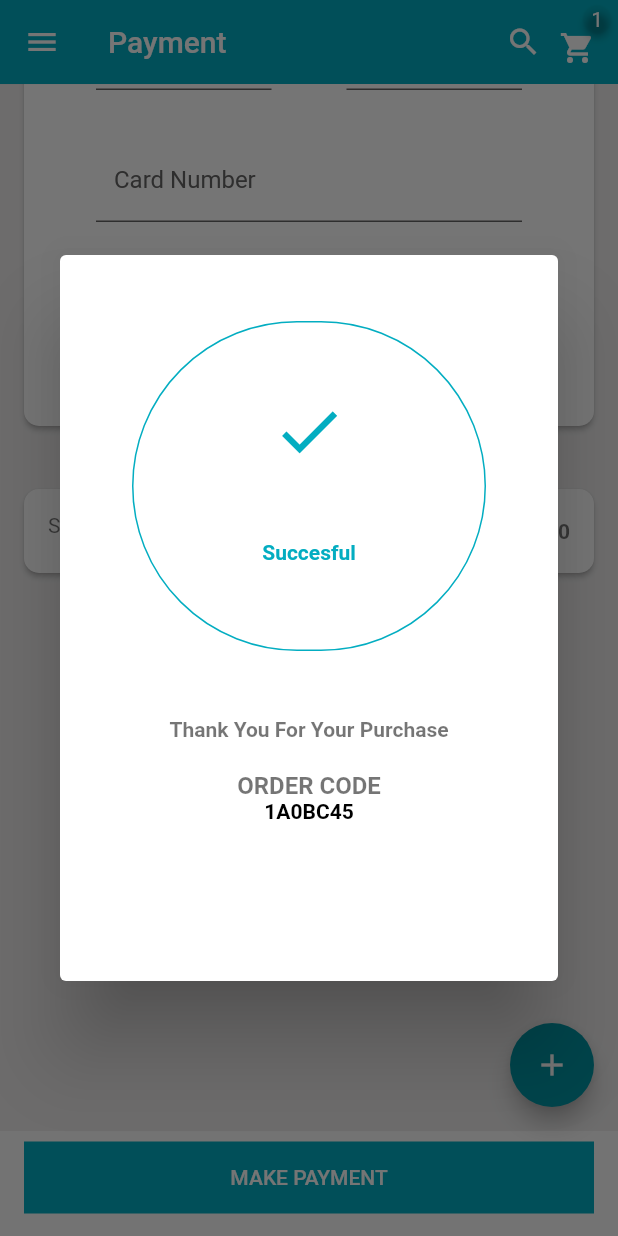
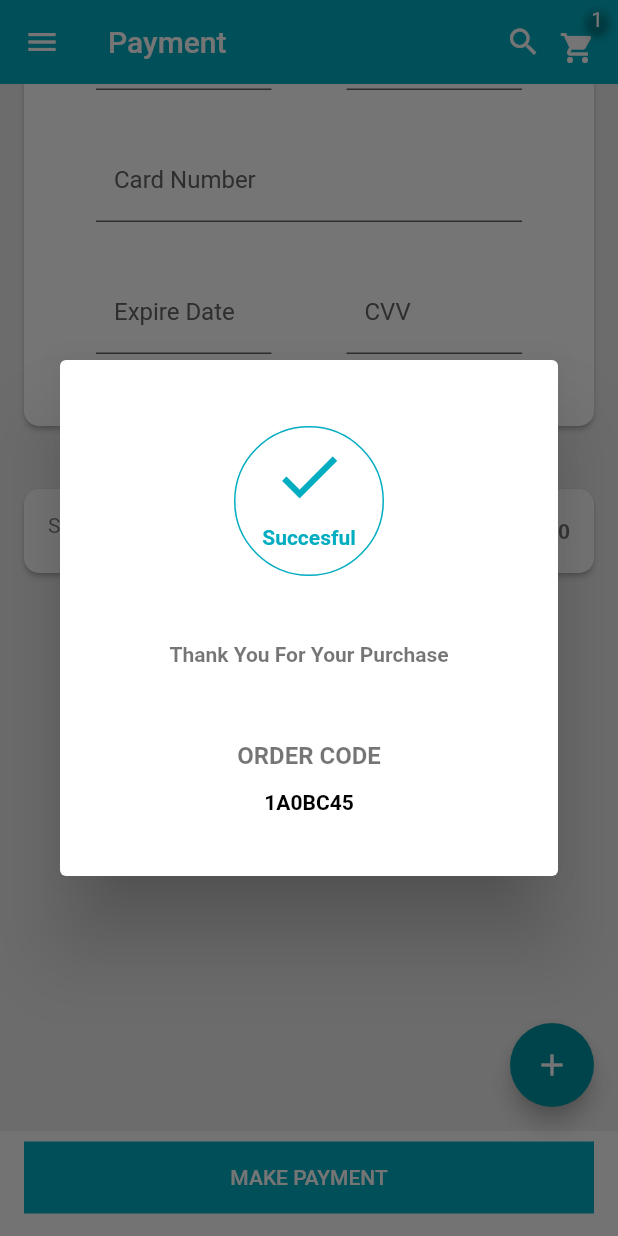
Before and after one commit to Galzysoft/ecomm, a Flutter app: the makepayment screen opened directly, scrolled down 174 dp, after a tap on "MAKE PAYMENT", on a phone screen of 412 x 824 dp. Run offline on Flutter 3.47's test engine with Material 2 defaults, Android fonts, the phone set to English and light mode, and no system bars; drawn by our look-alikes of badges; our stand-ins replace carousel_pro, flutter_rating_bar, flutter_slidable.

Commit message:
ecommerse app with flutter

```diff
--- a/lib/pages/cart.dart
+++ b/lib/pages/cart.dart
@@ -192,7 +192,7 @@ class _cartState extends State<cart> {
                                       ));
                                 },
                                 child: Text(
-                                  "Add to Cart",
+                                  "Make Payment",
                                   style: TextStyle(color: Colors.white),
                                 )),
                           ),
--- a/lib/pages/contact_info.dart
+++ b/lib/pages/contact_info.dart
@@ -50,10 +50,7 @@ class _contactinfoState extends State<contactinfo> {
                 color: Colors.white,
               ),
               onPressed: () {
-                Navigator.push(
-                    context,
-                    new MaterialPageRoute(
-                        builder: (context) => new termsandcondition()));
+
               }),
 
           Container(
--- a/lib/pages/make_payment.dart
+++ b/lib/pages/make_payment.dart
@@ -1,7 +1,6 @@
 import 'package:badges/badges.dart';
 import 'package:ecomm_test_app/body_elements/cardpayments.dart';
 import 'package:ecomm_test_app/body_elements/drawer.dart';
-import 'package:ecomm_test_app/pages/terms_and_Conditon.dart';
 import 'package:flutter/material.dart';
 
 import 'cart.dart';
@@ -48,12 +47,7 @@ class _makepaymentState extends State<makepayment> {
                   Icons.search,
                   color: Colors.white,
                 ),
-                onPressed: () {
-                  Navigator.push(
-                      context,
-                      new MaterialPageRoute(
-                          builder: (context) => new termsandcondition()));
-                }),
+                onPressed: () {}),
 
             Container(
               margin: const EdgeInsets.fromLTRB(0, 8, 5, 0),
@@ -106,8 +100,8 @@ class _makepaymentState extends State<makepayment> {
                                 builder: (context) {
                                   return new AlertDialog(
                                     content: SizedBox(
-                                      width: 400,
-                                      height: 440,
+                                      width: 300,
+                                      height: 300,
                                       child: Center(
                                         child: Column(
                                           children: [
@@ -115,8 +109,8 @@ class _makepaymentState extends State<makepayment> {
                                               padding:
                                                   const EdgeInsets.all(24.0),
                                               child: new Container(
-                                                width: 300,
-                                                height: 220,
+                                                width: 100,
+                                                height: 100,
                                                 decoration: BoxDecoration(
                                                     border: Border.all(
                                                         color:
@@ -124,7 +118,7 @@ class _makepaymentState extends State<makepayment> {
                                                         width: 1),
                                                     borderRadius:
                                                         BorderRadius.circular(
-                                                            200)),
+                                                            500)),
                                                 child: Center(
                                                   child: Column(
                                                     children: [
@@ -155,7 +149,8 @@ class _makepaymentState extends State<makepayment> {
                                             SizedBox(
                                               height: 20,
                                             ),
-                                            Text(
+                                            Expanded(
+                                              child: Text(
                                                 "Thank You For Your Purchase",
                                                 style: TextStyle(
                                                   color: Colors.black54,
@@ -163,10 +158,14 @@ class _makepaymentState extends State<makepayment> {
                                                   fontWeight: FontWeight.bold,
                                                 ),
                                               ),
-                                            SizedBox(
+                                            ),
+                                            Expanded(
+                                              child: SizedBox(
                                                 height: 20,
                                               ),
-                                            Text(
+                                            ),
+                                            Expanded(
+                                              child: Text(
                                                 "ORDER CODE",
                                                 style: TextStyle(
                                                   color: Colors.black54,
@@ -174,12 +173,15 @@ class _makepaymentState extends State<makepayment> {
                                                   fontWeight: FontWeight.bold,
                                                 ),
                                               ),
-                                            Text(
+                                            ),
+                                            Expanded(
+                                              child: Text(
                                                 "$codee",
                                                 style: TextStyle(
                                                   color: Colors.black,
                                                   fontSize: 14,
                                                   fontWeight: FontWeight.bold,
+                                                ),
                                               ),
                                             ),
                                           ],
```
Also changed, not shown: lib/pages/addressinfo.dart (+12 -14 lines), lib/pages/terms_and_Conditon.dart (+12 -16 lines). Lines whose indentation alone changed are shown as unchanged.
